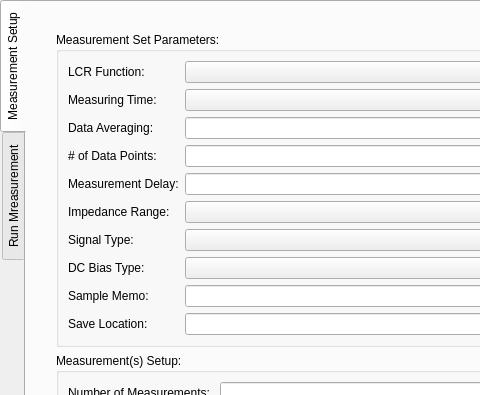
Qt form src/ui/cap_freq_tabs.ui (ibrummel/Probe-Station-Control) before a commit; both pictures show x 0 to 480 and y 0 to 395 of the 1200 by 904 pixel window.
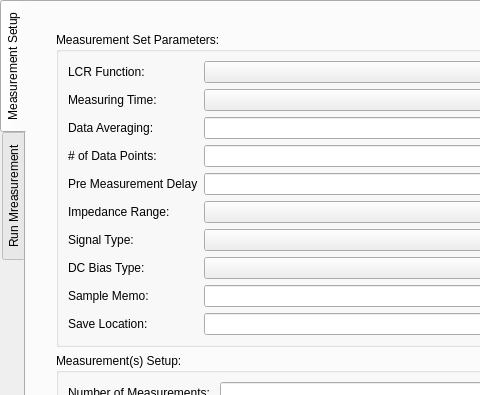
The same form after that commit. Icons and pictures are not drawn. Custom widgets are drawn as their Qt base class.

Commit message: Changed per measurement delay variable names to more accurately reflect their purpose. v2

What changed in the file:
```diff
--- a/src/ui/cap_freq_tabs.ui
+++ b/src/ui/cap_freq_tabs.ui
@@ -76,7 +76,7 @@
        <item row="4" column="0">
         <widget class="QLabel" name="lbl_step_delay">
          <property name="text">
-          <string>Measurement Delay:</string>
+          <string>Pre Measurement Delay</string>
          </property>
         </widget>
        </item>
```
Left out of the diff: 6 changed lines with no effect on the pictures. The commit also changes 4 other files.
